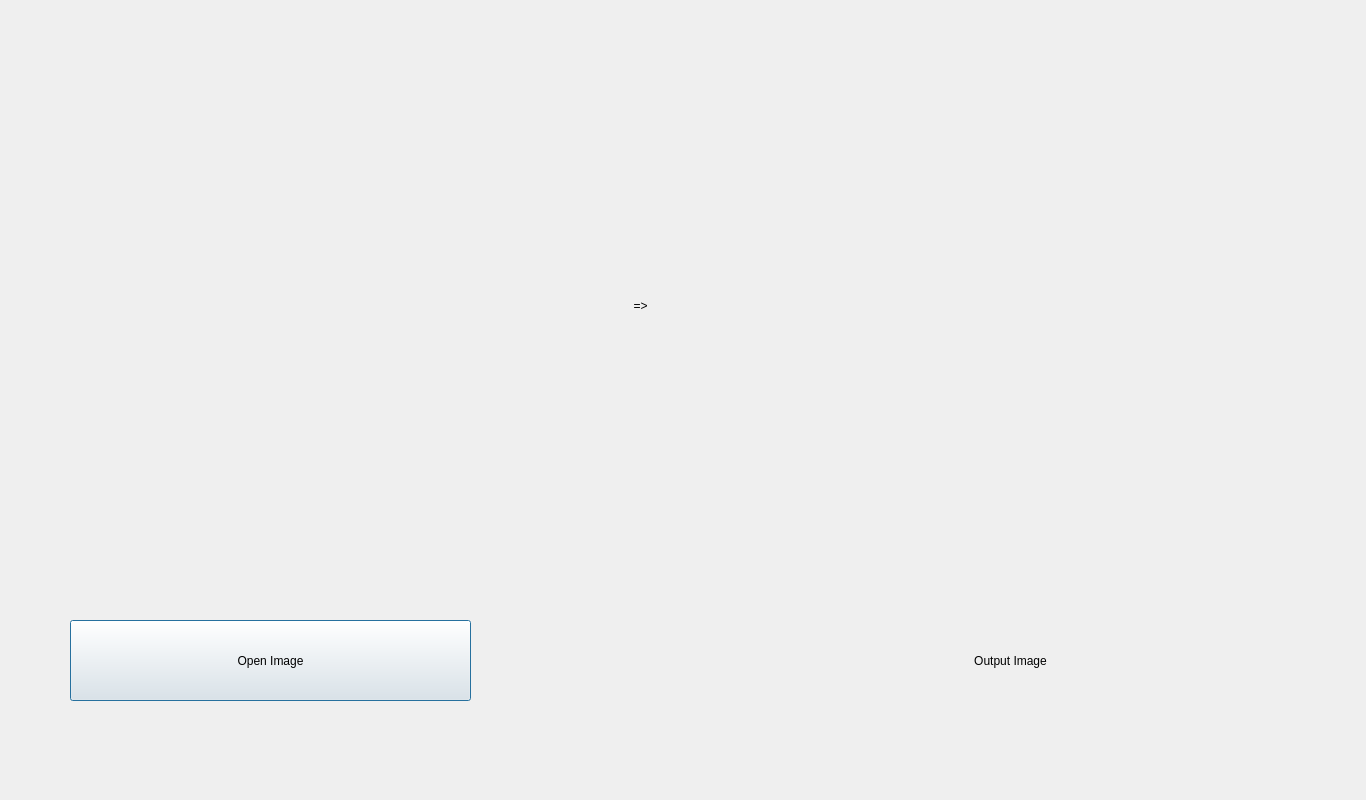
The window that All_Project_Files/Final_Project_Files/Gaussian_Image_Screen.ui (Haleshot/Image_Processing) describes before a commit, drawn with Qt 5.
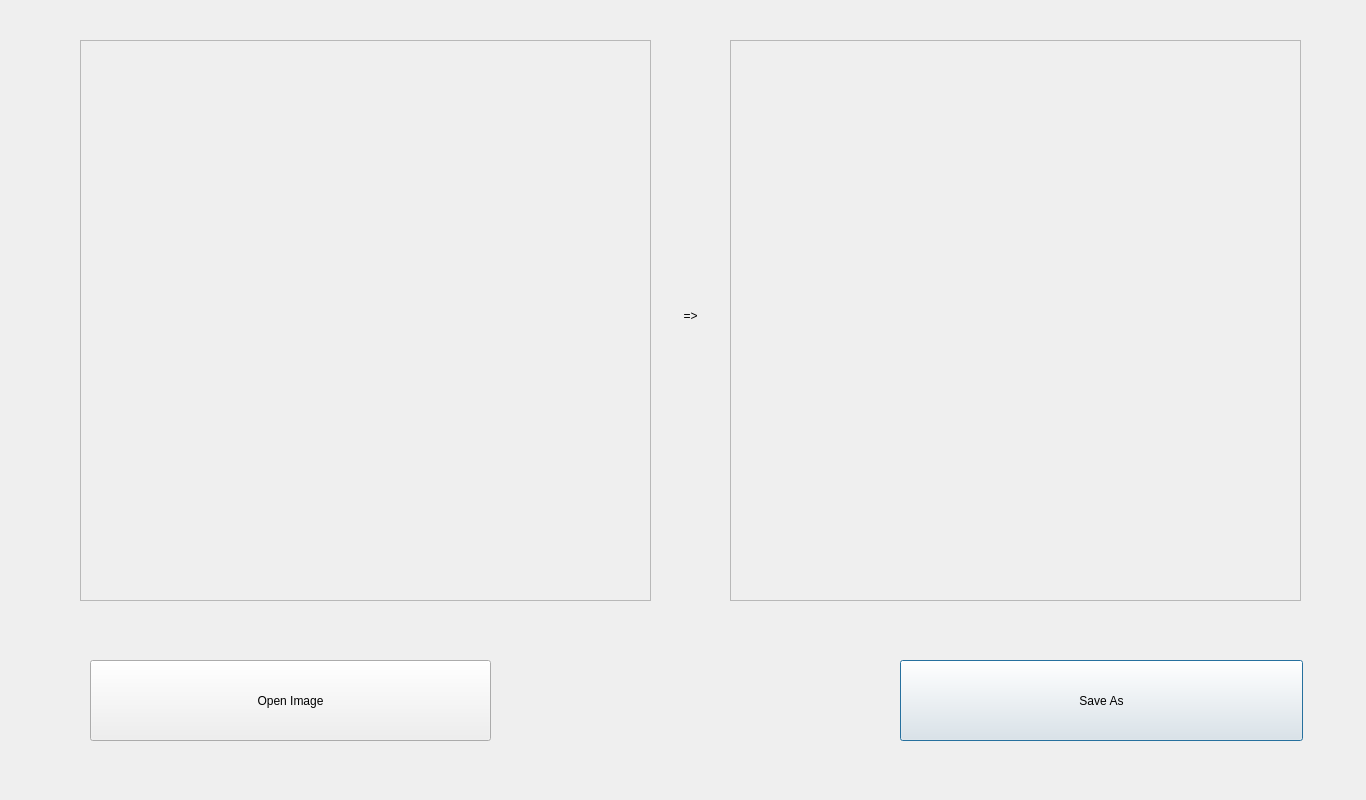
The same window after the commit.

Commit message: Update Gaussian Images and Save as

Diff of the .ui file:
```diff
--- a/All_Project_Files/Final_Project_Files/Gaussian_Image_Screen.ui
+++ b/All_Project_Files/Final_Project_Files/Gaussian_Image_Screen.ui
@@ -13,85 +13,24 @@
   <property name="windowTitle">
    <string>Dialog</string>
   </property>
-  <widget class="QLabel" name="label_2">
+  <widget class="QPushButton" name="Save_As">
    <property name="geometry">
     <rect>
-     <x>690</x>
-     <y>20</y>
-     <width>571</width>
-     <height>561</height>
-    </rect>
-   </property>
-   <property name="text">
-    <string/>
-   </property>
-  </widget>
-  <widget class="QPushButton" name="Open_Image_Button">
-   <property name="geometry">
-    <rect>
-     <x>70</x>
-     <y>620</y>
-     <width>401</width>
+     <x>900</x>
+     <y>660</y>
+     <width>403</width>
      <height>81</height>
     </rect>
    </property>
    <property name="text">
-    <string>Open Image</string>
-   </property>
-  </widget>
-  <widget class="QLabel" name="label">
-   <property name="geometry">
-    <rect>
-     <x>10</x>
-     <y>20</y>
-     <width>571</width>
-     <height>561</height>
-    </rect>
-   </property>
-   <property name="text">
-    <string/>
-   </property>
-  </widget>
-  <widget class="QLabel" name="label_4">
-   <property name="geometry">
-    <rect>
-     <x>870</x>
-     <y>640</y>
-     <width>281</width>
-     <height>41</height>
-    </rect>
-   </property>
-   <property name="styleSheet">
-    <string notr="true">font: 16pt &quot;MS Shell Dlg 2&quot;;</string>
-   </property>
-   <property name="text">
-    <string>Output Image</string>
-   </property>
-   <property name="alignment">
-    <set>Qt::AlignCenter</set>
-   </property>
-  </widget>
-  <widget class="QLabel" name="label_5">
-   <property name="geometry">
-    <rect>
-     <x>410</x>
-     <y>730</y>
-     <width>581</width>
-     <height>41</height>
-    </rect>
-   </property>
-   <property name="styleSheet">
-    <string notr="true">color: rgb(255, 0, 0);</string>
-   </property>
-   <property name="text">
-    <string/>
+    <string>Save As</string>
    </property>
   </widget>
   <widget class="QLabel" name="label_3">
    <property name="geometry">
     <rect>
-     <x>610</x>
-     <y>290</y>
+     <x>660</x>
+     <y>300</y>
      <width>61</width>
      <height>31</height>
     </rect>
@@ -106,6 +45,110 @@
     <set>Qt::AlignCenter</set>
    </property>
   </widget>
+  <widget class="QLabel" name="label_5">
+   <property name="geometry">
+    <rect>
+     <x>400</x>
+     <y>740</y>
+     <width>581</width>
+     <height>41</height>
+    </rect>
+   </property>
+   <property name="styleSheet">
+    <string notr="true">color: rgb(255, 0, 0);</string>
+   </property>
+   <property name="text">
+    <string/>
+   </property>
+   <property name="alignment">
+    <set>Qt::AlignCenter</set>
+   </property>
+  </widget>
+  <widget class="QScrollArea" name="scrollArea_2">
+   <property name="geometry">
+    <rect>
+     <x>730</x>
+     <y>40</y>
+     <width>571</width>
+     <height>561</height>
+    </rect>
+   </property>
+   <property name="widgetResizable">
+    <bool>true</bool>
+   </property>
+   <widget class="QWidget" name="scrollAreaWidgetContents_2">
+    <property name="geometry">
+     <rect>
+      <x>0</x>
+      <y>0</y>
+      <width>569</width>
+      <height>559</height>
+     </rect>
+    </property>
+    <widget class="QLabel" name="label_2">
+     <property name="geometry">
+      <rect>
+       <x>10</x>
+       <y>20</y>
+       <width>571</width>
+       <height>561</height>
+      </rect>
+     </property>
+     <property name="text">
+      <string/>
+     </property>
+    </widget>
+   </widget>
+  </widget>
+  <widget class="QPushButton" name="Open_Image_Button">
+   <property name="geometry">
+    <rect>
+     <x>90</x>
+     <y>660</y>
+     <width>401</width>
+     <height>81</height>
+    </rect>
+   </property>
+   <property name="text">
+    <string>Open Image</string>
+   </property>
+  </widget>
+  <widget class="QScrollArea" name="scrollArea">
+   <property name="geometry">
+    <rect>
+     <x>80</x>
+     <y>40</y>
+     <width>571</width>
+     <height>561</height>
+    </rect>
+   </property>
+   <property name="widgetResizable">
+    <bool>true</bool>
+   </property>
+   <widget class="QWidget" name="scrollAreaWidgetContents">
+    <property name="geometry">
+     <rect>
+      <x>0</x>
+      <y>0</y>
+      <width>569</width>
+      <height>559</height>
+     </rect>
+    </property>
+    <widget class="QLabel" name="label">
+     <property name="geometry">
+      <rect>
+       <x>10</x>
+       <y>20</y>
+       <width>571</width>
+       <height>561</height>
+      </rect>
+     </property>
+     <property name="text">
+      <string/>
+     </property>
+    </widget>
+   </widget>
+  </widget>
  </widget>
  <resources/>
  <connections/>
```
The commit also changes 2 other files.
